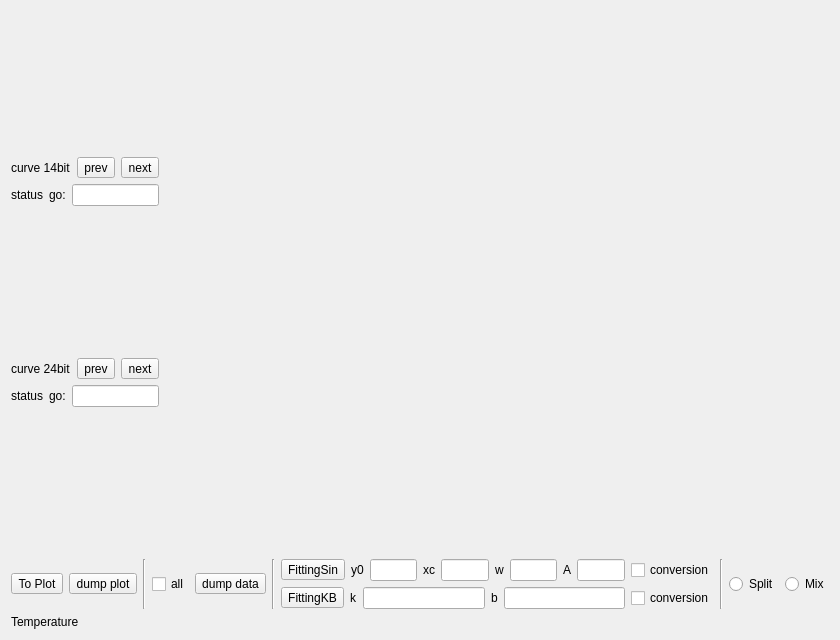
Above: src/form/FormPlotHistory/formplothistory.ui from MRsoymilk/MySerial before the change. Below: the same form after it.
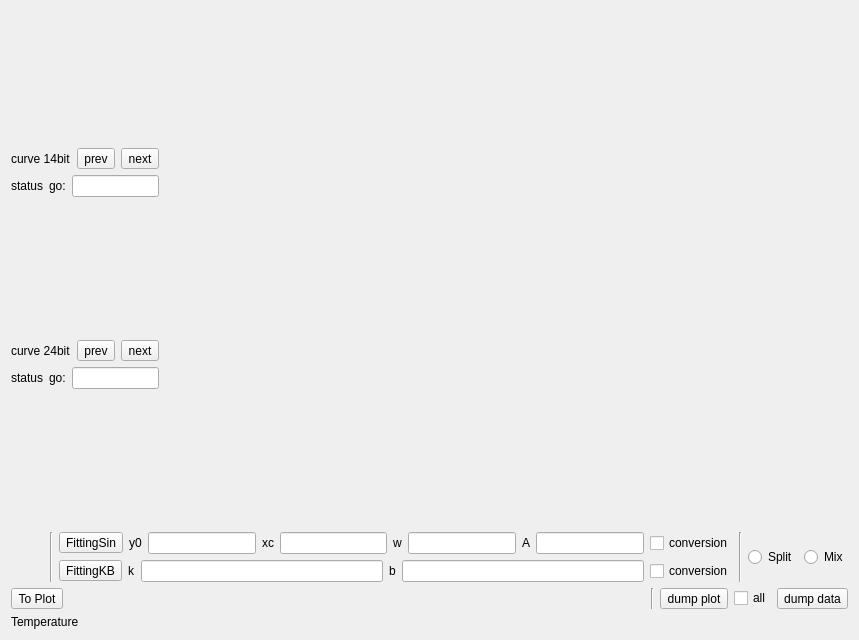
That is the form after the change.

```diff
--- a/src/form/FormPlotHistory/formplothistory.ui
+++ b/src/form/FormPlotHistory/formplothistory.ui
@@ -6,129 +6,14 @@
    <rect>
     <x>0</x>
     <y>0</y>
-    <width>840</width>
+    <width>859</width>
     <height>640</height>
    </rect>
   </property>
   <property name="windowTitle">
    <string>PlotHistory</string>
   </property>
-  <layout class="QGridLayout" name="gridLayout" rowstretch="1,0,0" columnstretch="1,9">
-   <item row="0" column="0">
-    <layout class="QVBoxLayout" name="verticalLayout" stretch="9,9">
-     <item>
-      <layout class="QVBoxLayout" name="vLay14">
-       <item>
-        <layout class="QHBoxLayout" name="hLay14">
-         <item>
-          <widget class="QLabel" name="label14">
-           <property name="text">
-            <string>curve 14bit</string>
-           </property>
-          </widget>
-         </item>
-         <item>
-          <widget class="QToolButton" name="tBtnPrev14">
-           <property name="text">
-            <string>prev</string>
-           </property>
-          </widget>
-         </item>
-         <item>
-          <widget class="QToolButton" name="tBtnNext14">
-           <property name="text">
-            <string>next</string>
-           </property>
-          </widget>
-         </item>
-        </layout>
-       </item>
-       <item>
-        <layout class="QHBoxLayout" name="hLay14Status">
-         <item>
-          <widget class="QLabel" name="labelStatus14">
-           <property name="text">
-            <string>status</string>
-           </property>
-          </widget>
-         </item>
-         <item>
-          <layout class="QHBoxLayout" name="hLay14StatusGo">
-           <item>
-            <widget class="QLabel" name="label14Go">
-             <property name="text">
-              <string>go:</string>
-             </property>
-            </widget>
-           </item>
-           <item>
-            <widget class="QLineEdit" name="lineEdit14Go"/>
-           </item>
-          </layout>
-         </item>
-        </layout>
-       </item>
-      </layout>
-     </item>
-     <item>
-      <layout class="QVBoxLayout" name="vLay24">
-       <item>
-        <layout class="QHBoxLayout" name="hLay24">
-         <item>
-          <widget class="QLabel" name="label24">
-           <property name="text">
-            <string>curve 24bit</string>
-           </property>
-          </widget>
-         </item>
-         <item>
-          <widget class="QToolButton" name="tBtnPrev24">
-           <property name="text">
-            <string>prev</string>
-           </property>
-          </widget>
-         </item>
-         <item>
-          <widget class="QToolButton" name="tBtnNext24">
-           <property name="text">
-            <string>next</string>
-           </property>
-          </widget>
-         </item>
-        </layout>
-       </item>
-       <item>
-        <layout class="QHBoxLayout" name="hLay24Status">
-         <item>
-          <widget class="QLabel" name="labelStatus24">
-           <property name="text">
-            <string>status</string>
-           </property>
-          </widget>
-         </item>
-         <item>
-          <layout class="QHBoxLayout" name="hLay24StatusGo">
-           <item>
-            <widget class="QLabel" name="label24Go">
-             <property name="text">
-              <string>go:</string>
-             </property>
-            </widget>
-           </item>
-           <item>
-            <widget class="QLineEdit" name="lineEdit24Go"/>
-           </item>
-          </layout>
-         </item>
-        </layout>
-       </item>
-      </layout>
-     </item>
-    </layout>
-   </item>
-   <item row="0" column="1">
-    <widget class="QStackedWidget" name="stackedWidget"/>
-   </item>
+  <layout class="QGridLayout" name="gridLayout" rowstretch="1,0,0,0" columnstretch="1,9">
    <item row="1" column="0" colspan="2">
     <layout class="QHBoxLayout" name="hLayOpt">
      <item>
@@ -144,41 +29,6 @@
        </property>
       </spacer>
      </item>
-     <item>
-      <widget class="QToolButton" name="tBtnToPlot">
-       <property name="text">
-        <string>To Plot</string>
-       </property>
-      </widget>
-     </item>
-     <item>
-      <widget class="QToolButton" name="toolButtonDumpPlot">
-       <property name="text">
-        <string>dump plot</string>
-       </property>
-      </widget>
-     </item>
-     <item>
-      <widget class="Line" name="line">
-       <property name="orientation">
-        <enum>Qt::Orientation::Vertical</enum>
-       </property>
-      </widget>
-     </item>
-     <item>
-      <widget class="QCheckBox" name="checkBoxAll">
-       <property name="text">
-        <string>all</string>
-       </property>
-      </widget>
-     </item>
-     <item>
-      <widget class="QToolButton" name="toolButtonDumpData">
-       <property name="text">
-        <string>dump data</string>
-       </property>
-      </widget>
-     </item>
      <item>
       <widget class="Line" name="line_2">
        <property name="orientation">
@@ -309,7 +159,122 @@
      </item>
     </layout>
    </item>
-   <item row="2" column="0">
+   <item row="0" column="1">
+    <widget class="QStackedWidget" name="stackedWidget"/>
+   </item>
+   <item row="0" column="0">
+    <layout class="QVBoxLayout" name="verticalLayout" stretch="9,9">
+     <item>
+      <layout class="QVBoxLayout" name="vLay14">
+       <item>
+        <layout class="QHBoxLayout" name="hLay14">
+         <item>
+          <widget class="QLabel" name="label14">
+           <property name="text">
+            <string>curve 14bit</string>
+           </property>
+          </widget>
+         </item>
+         <item>
+          <widget class="QToolButton" name="tBtnPrev14">
+           <property name="text">
+            <string>prev</string>
+           </property>
+          </widget>
+         </item>
+         <item>
+          <widget class="QToolButton" name="tBtnNext14">
+           <property name="text">
+            <string>next</string>
+           </property>
+          </widget>
+         </item>
+        </layout>
+       </item>
+       <item>
+        <layout class="QHBoxLayout" name="hLay14Status">
+         <item>
+          <widget class="QLabel" name="labelStatus14">
+           <property name="text">
+            <string>status</string>
+           </property>
+          </widget>
+         </item>
+         <item>
+          <layout class="QHBoxLayout" name="hLay14StatusGo">
+           <item>
+            <widget class="QLabel" name="label14Go">
+             <property name="text">
+              <string>go:</string>
+             </property>
+            </widget>
+           </item>
+           <item>
+            <widget class="QLineEdit" name="lineEdit14Go"/>
+           </item>
+          </layout>
+         </item>
+        </layout>
+       </item>
+      </layout>
+     </item>
+     <item>
+      <layout class="QVBoxLayout" name="vLay24">
+       <item>
+        <layout class="QHBoxLayout" name="hLay24">
+         <item>
+          <widget class="QLabel" name="label24">
+           <property name="text">
+            <string>curve 24bit</string>
+           </property>
+          </widget>
+         </item>
+         <item>
+          <widget class="QToolButton" name="tBtnPrev24">
+           <property name="text">
+            <string>prev</string>
+           </property>
+          </widget>
+         </item>
+         <item>
+          <widget class="QToolButton" name="tBtnNext24">
+           <property name="text">
+            <string>next</string>
+           </property>
+          </widget>
+         </item>
+        </layout>
+       </item>
+       <item>
+        <layout class="QHBoxLayout" name="hLay24Status">
+         <item>
+          <widget class="QLabel" name="labelStatus24">
+           <property name="text">
+            <string>status</string>
+           </property>
+          </widget>
+         </item>
+         <item>
+          <layout class="QHBoxLayout" name="hLay24StatusGo">
+           <item>
+            <widget class="QLabel" name="label24Go">
+             <property name="text">
+              <string>go:</string>
+             </property>
+            </widget>
+           </item>
+           <item>
+            <widget class="QLineEdit" name="lineEdit24Go"/>
+           </item>
+          </layout>
+         </item>
+        </layout>
+       </item>
+      </layout>
+     </item>
+    </layout>
+   </item>
+   <item row="3" column="0">
     <widget class="QLabel" name="labelTemperature">
      <property name="sizePolicy">
       <sizepolicy hsizetype="Preferred" vsizetype="Fixed">
@@ -322,6 +287,58 @@
      </property>
     </widget>
    </item>
+   <item row="2" column="0" colspan="2">
+    <layout class="QHBoxLayout" name="horizontalLayout">
+     <item>
+      <widget class="QToolButton" name="tBtnToPlot">
+       <property name="text">
+        <string>To Plot</string>
+       </property>
+      </widget>
+     </item>
+     <item>
+      <spacer name="horizontalSpacer_2">
+       <property name="orientation">
+        <enum>Qt::Orientation::Horizontal</enum>
+       </property>
+       <property name="sizeHint" stdset="0">
+        <size>
+         <width>40</width>
+         <height>20</height>
+        </size>
+       </property>
+      </spacer>
+     </item>
+     <item>
+      <widget class="Line" name="line">
+       <property name="orientation">
+        <enum>Qt::Orientation::Vertical</enum>
+       </property>
+      </widget>
+     </item>
+     <item>
+      <widget class="QToolButton" name="toolButtonDumpPlot">
+       <property name="text">
+        <string>dump plot</string>
+       </property>
+      </widget>
+     </item>
+     <item>
+      <widget class="QCheckBox" name="checkBoxAll">
+       <property name="text">
+        <string>all</string>
+       </property>
+      </widget>
+     </item>
+     <item>
+      <widget class="QToolButton" name="toolButtonDumpData">
+       <property name="text">
+        <string>dump data</string>
+       </property>
+      </widget>
+     </item>
+    </layout>
+   </item>
   </layout>
  </widget>
  <resources/>
```
